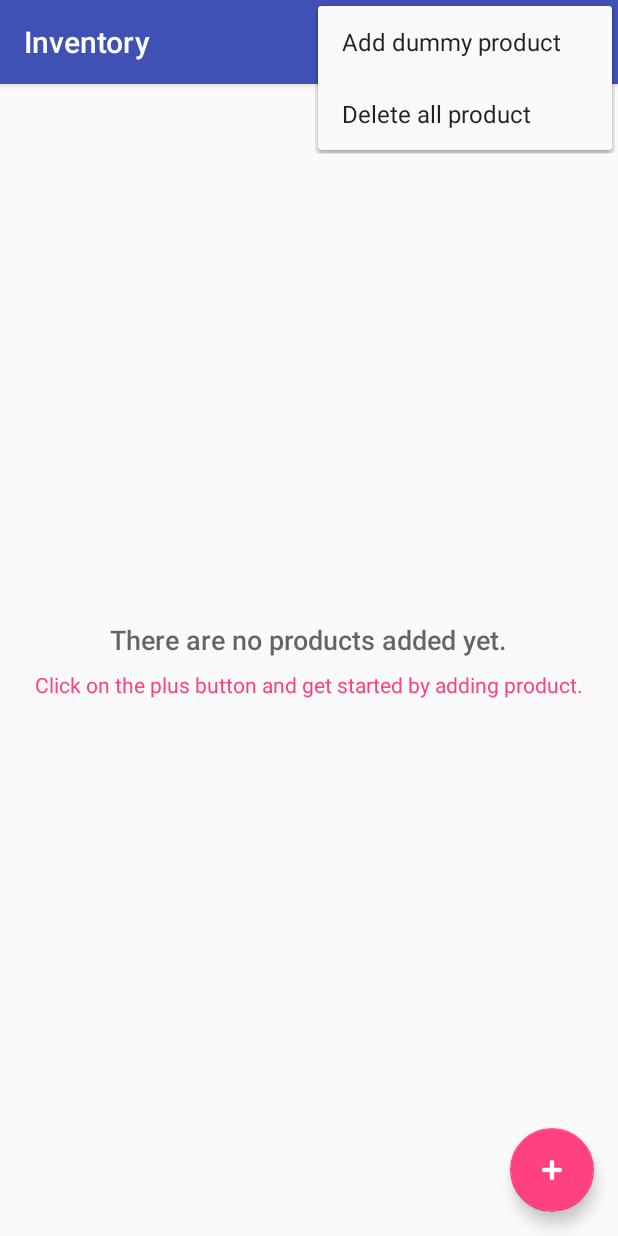
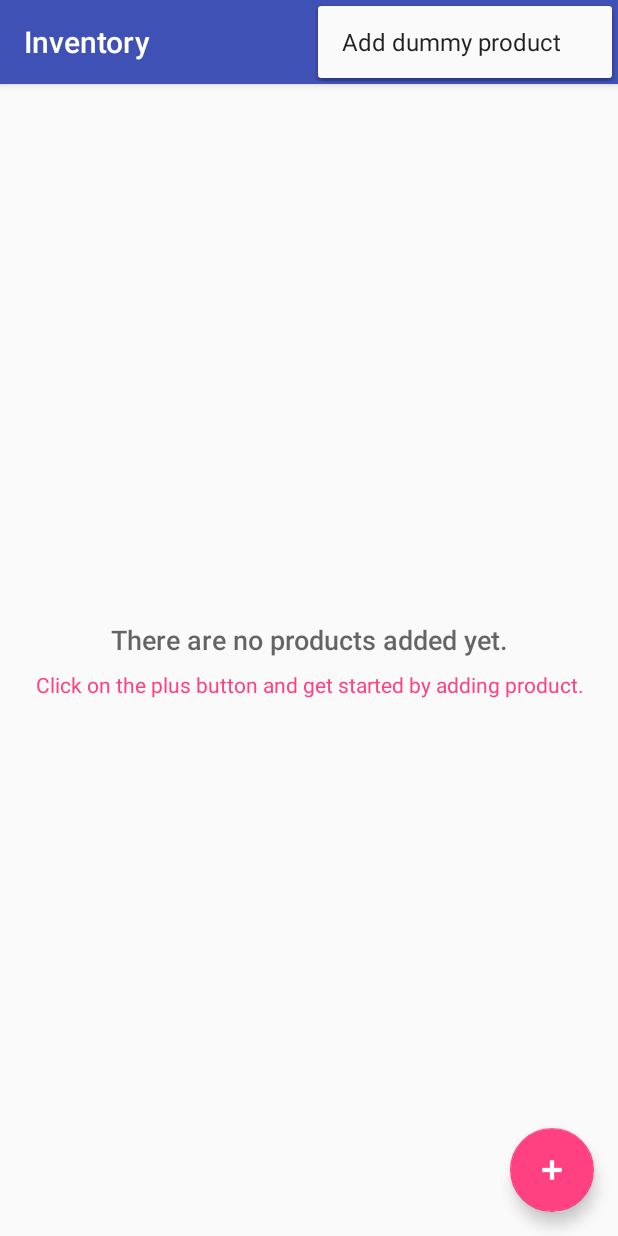
Before and after one commit to GregoryWilusz/ABND_InventoryApp, an Android app: the screen it shows after launch (InventoryActivity), with the options menu open, on a phone screen of 412 x 824 dp. Run offline under Robolectric (Android 15) with nearby library versions, the phone set to English and light mode, and no system bars; our stand-ins replace ButterKnife.

Commit message:
Added hiding delete all products logic, improved the code

```diff
--- a/app/src/main/java/com/example/android/inventoryapp/InventoryActivity.java
+++ b/app/src/main/java/com/example/android/inventoryapp/InventoryActivity.java
@@ -36,6 +36,26 @@ public class InventoryActivity extends AppCompatActivity implements LoaderManage
 
     private static final int PET_LOADER = 0;
     ProductCursorAdapter mProductCursorAdapter;
+
+    /**
+     * Prepare the Screen's standard options menu to be displayed.  This is
+     * called right before the menu is shown, every time it is shown.  You can
+     * use this method to efficiently enable/disable items or otherwise
+     * dynamically modify the contents.
+     *
+     * @param menu The options menu as last shown or first initialized by
+     *             onCreateOptionsMenu().
+     * @return You must return true for the menu to be displayed;
+     * if you return false it will not be shown.
+     */
+    @Override
+    public boolean onPrepareOptionsMenu(Menu menu) {
+        if (productListView.getAdapter().getCount() == 0) {
+            MenuItem menuItem = menu.findItem(R.id.action_delete_all_products);
+            menuItem.setVisible(false);
+        }
+        return super.onPrepareOptionsMenu(menu);
+    }
 
     @Override
     protected void onCreate(Bundle savedInstanceState) {
@@ -170,6 +190,7 @@ public class InventoryActivity extends AppCompatActivity implements LoaderManage
      */
     @Override
     public void onLoadFinished(Loader<Cursor> loader, Cursor data) {
+        invalidateOptionsMenu();
         mProductCursorAdapter.swapCursor(data);
     }
 
--- a/app/src/main/java/com/example/android/inventoryapp/ProductEditorActivity.java
+++ b/app/src/main/java/com/example/android/inventoryapp/ProductEditorActivity.java
@@ -22,7 +22,6 @@ import android.widget.Button;
 import android.widget.EditText;
 import android.widget.LinearLayout;
 import android.widget.RelativeLayout;
-import android.widget.TextView;
 import android.widget.Toast;
 
 
@@ -272,7 +271,7 @@ public class ProductEditorActivity extends AppCompatActivity implements LoaderMa
         if (result > 0) {
             mProductQuantity.setText(Integer.toString(result));
         } else {
-            Toast.makeText(this, "Amount value cannot be less than 0", Toast.LENGTH_SHORT).show();
+            Toast.makeText(this, R.string.amount_less_than_zero, Toast.LENGTH_SHORT).show();
         }
     }
 
--- a/app/src/main/res/layout/activity_add_or_edit_product.xml
+++ b/app/src/main/res/layout/activity_add_or_edit_product.xml
@@ -108,6 +108,7 @@
                     android:layout_height="wrap_content"
                     android:layout_alignParentStart="true"
                     android:layout_alignParentLeft="true"
+                    android:textAppearance="@style/TextAppearance.AppCompat.Large"
                     android:text="-"/>
 
                 <Button
@@ -116,6 +117,7 @@
                     android:layout_height="wrap_content"
                     android:layout_alignParentEnd="true"
                     android:layout_alignParentRight="true"
+                    android:textAppearance="@style/TextAppearance.AppCompat.Large"
                     android:text="+"/>
 
 
--- a/app/src/main/res/layout/activity_inventory.xml
+++ b/app/src/main/res/layout/activity_inventory.xml
@@ -13,24 +13,24 @@
     <!-- Empty view for the list view -->
     <RelativeLayout
         android:id="@+id/empty_view"
-        android:layout_width="wrap_content"
+        android:layout_width="match_parent"
         android:layout_height="wrap_content"
         android:layout_centerInParent="true">
 
         <TextView
             android:id="@+id/empty_view_title"
-            android:layout_width="wrap_content"
+            android:layout_width="match_parent"
             android:layout_height="wrap_content"
-            android:layout_centerHorizontal="true"
+            android:textAlignment="center"
             android:textAppearance="@style/TextAppearance.AppCompat.Medium"
             android:fontFamily="sans-serif-medium"
             android:text="@string/empty_view_title_text"/>
 
         <TextView
             android:id="@+id/empty_view_subtitle"
-            android:layout_width="wrap_content"
+            android:layout_width="match_parent"
             android:layout_height="wrap_content"
-            android:layout_centerHorizontal="true"
+            android:textAlignment="center"
             android:textAppearance="@style/TextAppearance.AppCompat.Small"
             android:paddingTop="@dimen/label_padding"
             android:layout_below="@+id/empty_view_title"
```
Also changed, not shown: app/src/main/java/com/example/android/inventoryapp/ProductCursorAdapter.java (+36 -13 lines), app/src/main/java/com/example/android/inventoryapp/data/InventoryProvider.java (+7 -6 lines), app/src/main/res/layout/list_item.xml (+8 -8 lines), app/src/main/res/values/strings.xml (+9 -1 lines).
